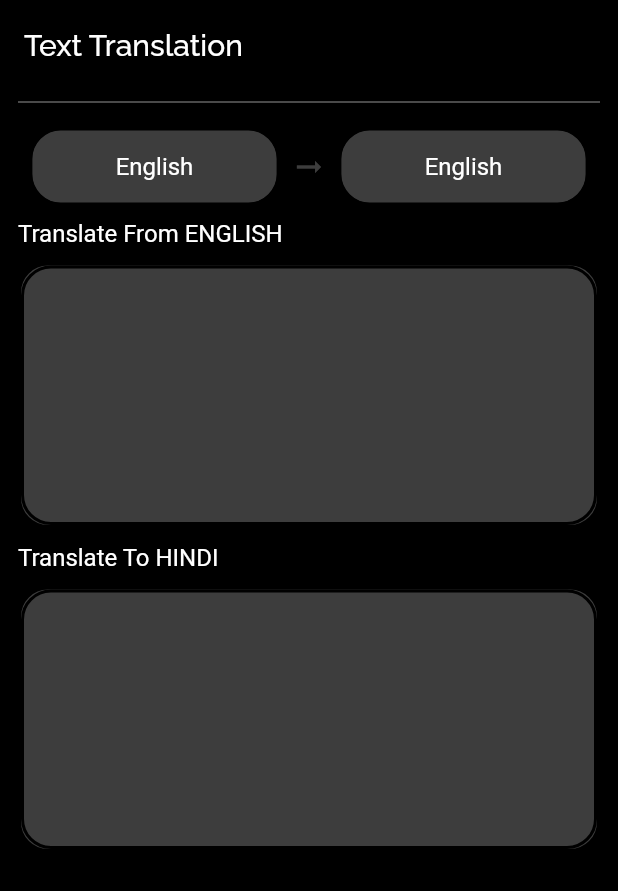
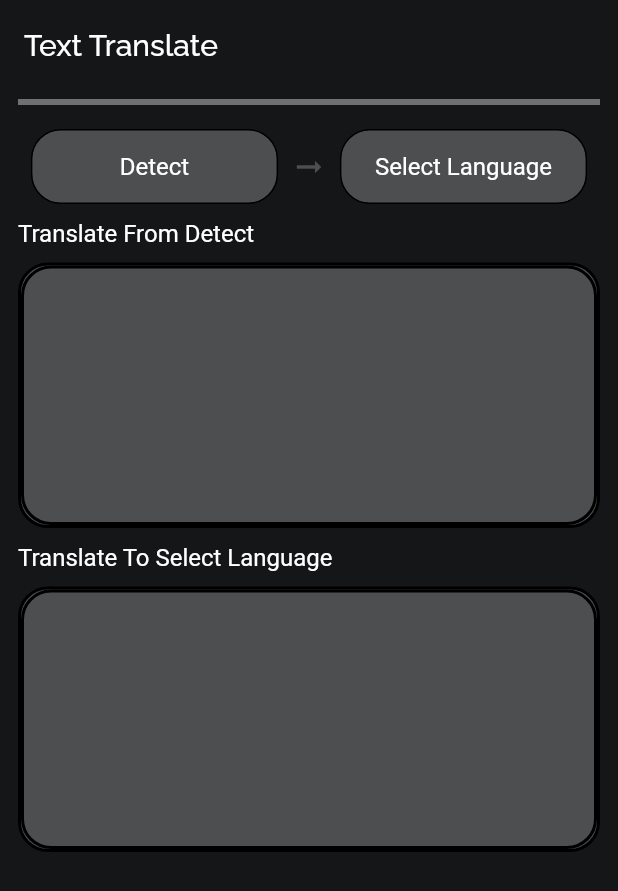
Before and after one commit to vaidic-dodwani/TGH-Task, a Flutter app: the screen it shows after launch, on a phone screen of 412 x 824 dp. Shown: the top 891 px of the screen. Run offline on Flutter 3.47's test engine with Material 2 defaults, Android fonts, the phone set to English and light mode, and no system bars; our stand-ins replace dio, fluttertoast, go_router, google_fonts; missing offline and left inert: debounce_throttle; network calls fail.

Commit message:
Integrated all the apis, and added checks for all conditions

```diff
--- a/lib/utils/constants/colors/app_colors.dart
+++ b/lib/utils/constants/colors/app_colors.dart
@@ -1,5 +1,7 @@
 import 'package:flutter/material.dart';
 
 class AppColors {
+  static const Color blackBG = Color(0xFF141618);
+
   static const Color darkGrey = Color(0xFF232527);
 }
--- /dev/null
+++ b/lib/utils/constants/translation_flow_controller.dart
@@ -0,0 +1,4 @@
+class TranslationFlow {
+  static const translateFrom = "Translation From";
+  static const translateTo = "Translation To";
+}
--- a/lib/utils/provider/app_providers.dart
+++ b/lib/utils/provider/app_providers.dart
@@ -1,7 +1,7 @@
 import 'package:provider/provider.dart';
 import 'package:provider/single_child_widget.dart';
 
-import '../../view_model/temp_view_model/languages_view_model.dart';
+import '../../view_model/language_view_model/languages_view_model.dart';
 
 class AppProvider {
   static List<SingleChildWidget> providers = [
--- a/lib/view/screens/homescreen/homescreen.dart
+++ b/lib/view/screens/homescreen/homescreen.dart
@@ -1,7 +1,11 @@
 import 'package:flutter/material.dart';
+import 'package:provider/provider.dart';
+import 'package:tgh_task/utils/constants/colors/app_colors.dart';
+import 'package:tgh_task/utils/constants/translation_flow_controller.dart';
 import 'package:tgh_task/utils/constants/typography_constants.dart';
 import 'package:tgh_task/view/screens/homescreen/widgets/country_button.dart';
 import 'package:tgh_task/view/screens/homescreen/widgets/translation_box.dart';
+import '../../../view_model/language_view_model/languages_view_model.dart';
 import '../../shared/heading_text_widget.dart';
 
 class HomeScreen extends StatefulWidget {
@@ -15,7 +19,7 @@ class _HomeScreenState extends State<HomeScreen> {
   @override
   void initState() {
     WidgetsBinding.instance.addPostFrameCallback((_) {
-      // Provider.of<LanguagesNotifier>(context, listen: false).getLanguages();
+      Provider.of<LanguagesNotifier>(context, listen: false).getLanguages();
     });
     super.initState();
   }
@@ -24,50 +28,74 @@ class _HomeScreenState extends State<HomeScreen> {
   Widget build(BuildContext context) {
     return SafeArea(
       child: Scaffold(
-        backgroundColor: Colors.black,
+        backgroundColor: AppColors.blackBG,
         appBar: AppBar(
           elevation: 0,
           toolbarHeight: 60,
-          backgroundColor: Colors.black,
-          title: Text(
-            "Text Translation",
+          backgroundColor: AppColors.blackBG,
+          title: Consumer<LanguagesNotifier>(
+            builder: (context, prov, child) => Text(
+              prov.translationLoading ? "Translating......" : "Text Translate",
               style: AppTypography.raleway(
                   fontSize: 20, fontWeight: FontWeight.w500),
             ),
           ),
-        body: const SingleChildScrollView(
+        ),
+        body: SingleChildScrollView(
           child: Padding(
-            padding: EdgeInsets.symmetric(horizontal: 12.0),
+            padding: const EdgeInsets.symmetric(horizontal: 12.0),
+            child: Consumer<LanguagesNotifier>(
+              builder: (context, prov, child) => SizedBox(
+                height: MediaQuery.of(context).size.height,
                 child: Column(
                   children: [
                     //Divider
-                Divider(thickness: 1, color: Colors.white38),
 
-                SizedBox(height: 10),
+                    prov.translationLoading
+                        ? const LinearProgressIndicator()
+                        : const Divider(thickness: 4, color: Colors.white38),
+
+                    const SizedBox(height: 10),
 
                     //Buttons
-                Row(
+                    const Row(
                       mainAxisAlignment: MainAxisAlignment.spaceEvenly,
                       children: [
-                    CountryButton(),
-                    Icon(Icons.arrow_right_alt_outlined, color: Colors.white24),
-                    CountryButton(),
+                        CountryButton(
+                            translationFlow: TranslationFlow.translateFrom),
+                        Icon(Icons.arrow_right_alt_outlined,
+                            color: Colors.white24),
+                        CountryButton(
+                            translationFlow: TranslationFlow.translateTo),
                       ],
                     ),
 
-                SizedBox(height: 10),
+                    const SizedBox(height: 10),
 
                     //Input Dialogue Box
-                HeadingTextWidget(text: "Translate From ENGLISH"),
-                SizedBox(height: 10),
-                TranslationBoxes(),
+                    HeadingTextWidget(
+                        text:
+                            "Translate From ${prov.translateFromLanguage.longLanguage}"),
+                    const SizedBox(height: 10),
+                    const TranslationBoxes(
+                      translationFlow: TranslationFlow.translateFrom,
+                    ),
 
                     //Output Dialogue Box
-                SizedBox(height: 10),
-                HeadingTextWidget(text: "Translate To HINDI"),
-                SizedBox(height: 10),
-                TranslationBoxes(),
+                    const SizedBox(height: 10),
+                    HeadingTextWidget(
+                        text:
+                            "Translate To ${prov.translateToLanguage.longLanguage}"),
+                    const SizedBox(height: 10),
+                    const TranslationBoxes(
+                      translationFlow: TranslationFlow.translateTo,
+                    ),
+                    const SizedBox(
+                      height: 10,
+                    ),
                   ],
+                ),
+              ),
             ),
           ),
         ),
--- a/lib/view/screens/homescreen/widgets/country_button.dart
+++ b/lib/view/screens/homescreen/widgets/country_button.dart
@@ -1,11 +1,15 @@
 import 'package:flutter/material.dart';
+import 'package:provider/provider.dart';
 import 'package:tgh_task/view/screens/homescreen/widgets/bottom_builder.dart';
-import 'package:tgh_task/view/shared/code_to_name_function.dart';
+import 'package:tgh_task/view_model/language_view_model/languages_view_model.dart';
 
+import '../../../../utils/constants/translation_flow_controller.dart';
 import '../../../../utils/constants/typography_constants.dart';
 
 class CountryButton extends StatelessWidget {
-  const CountryButton({super.key});
+  const CountryButton({super.key, required this.translationFlow});
+
+  final String translationFlow;
 
   @override
   Widget build(BuildContext context) {
@@ -17,7 +21,7 @@ class CountryButton extends StatelessWidget {
           backgroundColor: Colors.transparent,
           context: context,
           builder: (context) {
-            return const BottomBuilder();
+            return BottomBuilder(translationFlow: translationFlow);
           },
         );
       },
@@ -29,9 +33,20 @@ class CountryButton extends StatelessWidget {
             borderRadius: BorderRadius.circular(20),
             border: Border.all()),
         child: Center(
-          child: Text(
-            codeToNameFunction("en"),
-            style: AppTypography.roboto(),
+          child: Consumer<LanguagesNotifier>(
+            builder: (context, prov, child) {
+              if (translationFlow == TranslationFlow.translateFrom) {
+                return Text(
+                  prov.translateFromLanguage.longLanguage,
+                  style: AppTypography.roboto(),
+                );
+              } else {
+                return Text(
+                    prov.translateToLanguage.longLanguage,
+                    style: AppTypography.roboto(),
+                  );
+              }
+            },
           ),
         ),
       ),
--- a/lib/view/screens/homescreen/widgets/translation_box.dart
+++ b/lib/view/screens/homescreen/widgets/translation_box.dart
@@ -1,13 +1,18 @@
+import 'package:debounce_throttle/debounce_throttle.dart';
 import 'package:flutter/material.dart';
+import 'package:provider/provider.dart';
+import 'package:tgh_task/utils/constants/translation_flow_controller.dart';
 import '../../../../utils/constants/typography_constants.dart';
+import '../../../../view_model/language_view_model/languages_view_model.dart';
 
 final borderdesign = OutlineInputBorder(
     borderRadius: BorderRadius.circular(20),
     borderSide: const BorderSide(width: 2));
 
 class TranslationBoxes extends StatefulWidget {
-  const TranslationBoxes({super.key});
+  const TranslationBoxes({super.key, required this.translationFlow});
 
+  final String translationFlow;
   @override
   State<TranslationBoxes> createState() => _TranslationBoxesState();
 }
@@ -17,6 +22,15 @@ class _TranslationBoxesState extends State<TranslationBoxes> {
 
   @override
   void initState() {
+    if (widget.translationFlow == TranslationFlow.translateFrom) {
+      WidgetsBinding.instance.addPostFrameCallback((_) {
+        final prov = Provider.of<LanguagesNotifier>(context, listen: false);
+        final debouncer = Debouncer<String>(const Duration(milliseconds: 500),
+            initialValue: "");
+        controller.addListener(() => debouncer.value = controller.text);
+        debouncer.values.listen((search) => prov.translateFromText = search);
+      });
+    }
     super.initState();
   }
 
@@ -27,8 +41,13 @@ class _TranslationBoxesState extends State<TranslationBoxes> {
           borderRadius: BorderRadius.circular(20),
           border: Border.all(width: 2),
           color: Colors.white24),
-      child: TextFormField(
-        onChanged: (value) {},
+      child: Consumer<LanguagesNotifier>(
+        builder: (context, value, child) {
+          if (widget.translationFlow == TranslationFlow.translateTo) {
+            controller.text = value.translateToText;
+          }
+          return TextFormField(
+            readOnly: widget.translationFlow == TranslationFlow.translateTo,
             controller: controller,
             minLines: 7,
             maxLines: 7,
@@ -42,6 +61,8 @@ class _TranslationBoxesState extends State<TranslationBoxes> {
               disabledBorder: borderdesign,
               focusedErrorBorder: borderdesign,
             ),
+          );
+        },
       ),
     );
   }
--- /dev/null
+++ b/lib/view_model/language_view_model/languages_view_model.dart
@@ -0,0 +1,117 @@
+import 'dart:developer';
+
+import 'package:flutter/material.dart';
+import 'package:tgh_task/model/languages_model.dart';
+import 'package:tgh_task/repository/languages_repository.dart';
+import 'package:tgh_task/utils/toast_functions.dart';
+
+import '../../view/shared/code_to_name_function.dart';
+
+class LanguagesNotifier extends ChangeNotifier {
+//
+  bool _getLanguagesLoading = false;
+//
+  bool get getLanguagesLoading => _getLanguagesLoading;
+//
+  String _translateFromText = "Hey There";
+  String get translateFromText => _translateFromText;
+  set translateFromText(String _) {
+    _translateFromText = _;
+    translate();
+  }
+
+  //
+  bool _translationLoading = false;
+//
+  bool get translationLoading => _translationLoading;
+
+//
+  String _translateToText = "";
+  String get translateToText => _translateToText;
+  set translateToText(String _) {
+    _translateToText = _;
+    notifyListeners();
+  }
+
+//
+  Language _translateFromLanguage =
+      Language(shortLanguage: "detect", longLanguage: "Detect");
+  Language get translateFromLanguage => _translateFromLanguage;
+  set translateFromLanguage(Language _) {
+    _translateFromLanguage = _;
+    translate();
+  }
+
+//
+  Language _translateToLanguage =
+      Language(shortLanguage: "select", longLanguage: "Select Language");
+  Language get translateToLanguage => _translateToLanguage;
+  set translateToLanguage(Language _) {
+    _translateToLanguage = _;
+    translate();
+  }
+
+//
+  List<Language>? _languages = [
+    Language(shortLanguage: "detect", longLanguage: "Detect")
+  ];
+  List<Language>? get languages => _languages;
+//
+  final languageRepo = LanguageRepository();
+//
+  void getLanguages() async {
+    _getLanguagesLoading = true;
+    notifyListeners();
+    //
+    //
+    try {
+      final output = await languageRepo.getLanguages();
+      _languages = [Language(shortLanguage: "detect", longLanguage: "Detect")] +
+          List<Language>.from(
+              output['data']['languages'].map((x) => Language.fromJson(x)));
+    } catch (e) {
+      log(e.toString());
+      _languages = null;
+    }
+
+    _getLanguagesLoading = false;
+    notifyListeners();
+  }
+
+//
+  void translate() async {
+    _translationLoading = true;
+    notifyListeners();
+    Map<String, dynamic> body = {
+      'q': translateFromText,
+      'target': translateToLanguage.shortLanguage
+    };
+
+    try {
+      if (translateToLanguage.shortLanguage == "select") {
+        translateToText = "Select a Language First";
+        _translationLoading = false;
+        notifyListeners();
+        return;
+      }
+      final output = await languageRepo.translate(body);
+      translateToText = output['data']['translations'][0]['translatedText'];
+      if (translateFromLanguage.shortLanguage == 'detect') {
+        translateFromLanguage = Language(
+            shortLanguage: output['data']['translations'][0]
+                ['detectedSourceLanguage'],
+            longLanguage: codeToNameFunction(
+                output['data']['translations'][0]['detectedSourceLanguage']));
+      }
+      _translationLoading = false;
+      notifyListeners();
+    } catch (e) {
+      log(e.toString());
+      translateToText = "Error";
+      _translationLoading = false;
+      notifyListeners();
+    }
+    log(translateToText.toString());
+  }
+//
+}
--- a/lib/view_model/temp_view_model/languages_view_model.dart
+++ /dev/null
@@ -1,84 +0,0 @@
-import 'dart:developer';
-
-import 'package:flutter/material.dart';
-import 'package:tgh_task/model/languages_model.dart';
-import 'package:tgh_task/repository/languages_repository.dart';
-
-class LanguagesNotifier extends ChangeNotifier {
-//
-  bool _getLanguagesLoading = false;
-//
-  bool get getLanguagesLoading => _getLanguagesLoading;
-//
-  String _translateFromText = "Hey There";
-  String get translateFromText => _translateFromText;
-  set translateFromText(String _) {
-    _translateFromText = _;
-    notifyListeners();
-  }
-
-//
-  String _translateToText = "";
-  String get translateToText => _translateToText;
-  set translateToText(String _) {
-    _translateToText = _;
-    notifyListeners();
-  }
-
-//
-  Language? _translateFromLanguage;
-  Language? get translateFromLanguage => _translateFromLanguage;
-  set translateFromLanguage(Language? _) {
-    _translateFromLanguage = _;
-    notifyListeners();
-  }
-
-//
-  Language? _translateToLanguage =
-      Language(shortLanguage: "hi", longLanguage: "Hindi");
-  Language? get translateToLanguage => _translateToLanguage;
-  set translateToLanguage(Language? _) {
-    _translateToLanguage = _;
-    notifyListeners();
-  }
-
-//
-  List<Language>? _languages = [];
-  List<Language>? get languages => _languages;
-//
-  final languageRepo = LanguageRepository();
-//
-  void getLanguages() async {
-    _getLanguagesLoading = true;
-    notifyListeners();
-    //
-    //
-    try {
-      final output = await languageRepo.getLanguages();
-      _languages = List<Language>.from(
-          output['data']['languages'].map((x) => Language.fromJson(x)));
-    } catch (e) {
-      _languages = null;
-    }
-
-    _getLanguagesLoading = false;
-    notifyListeners();
-  }
-
-//
-  void translate() async {
-    Map<String, dynamic> body = {
-      'q': translateFromText,
-      'target': translateToLanguage!.shortLanguage
-    };
-
-    try {
-      final output = await languageRepo.translate(body);
-      translateToText = output['data']['translations'][0]['translatedText'];
-    } catch (e) {
-      translateToText = "Error";
-    }
-    log(translateToText.toString());
-  }
-//
-}
--- a/pubspec.yaml
+++ b/pubspec.yaml
@@ -7,6 +7,7 @@ environment:
   sdk: ">=3.0.5 <4.0.0"
 
 dependencies:
+  debounce_throttle: ^2.0.0
   dio: ^5.3.2
   flutter:
     sdk: flutter
```
Also changed, not shown: lib/view/screens/homescreen/widgets/bottom_builder.dart (+25 -13 lines), lib/view/screens/homescreen/widgets/bottom_language_item_builder.dart (added, +49 -0 lines), pubspec.lock. Lines whose indentation alone changed are shown as unchanged.
